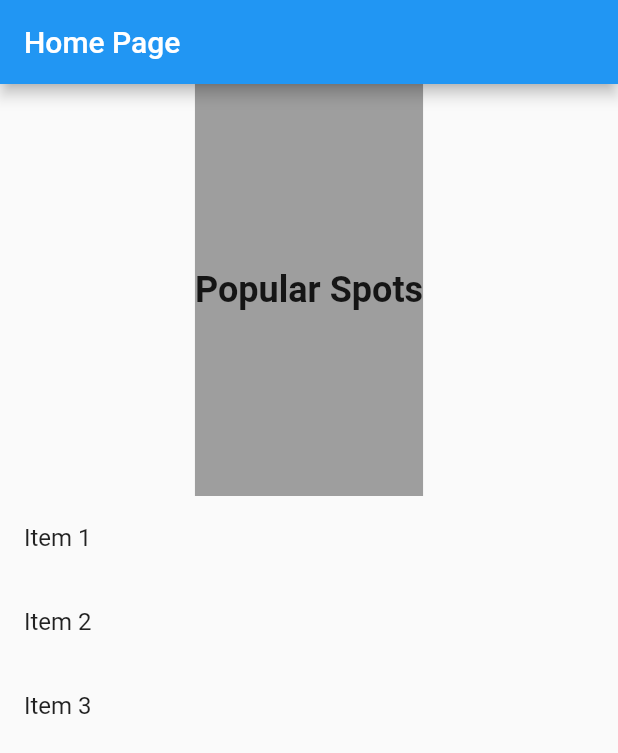
After one commit to cawoolf/list_roamer, a Flutter app: the HomePage screen opened directly, on a phone screen of 412 x 824 dp. The commit adds this screen. Shown: the top 753 px of the screen. Run offline on Flutter 3.47's test engine with Material 2 defaults, Android fonts, the phone set to English and light mode, and no system bars; our stand-ins replace google_maps_flutter.

Commit message:
app architecture and navigation

```diff
--- a/lib/main.dart
+++ b/lib/main.dart
@@ -1,19 +1,19 @@
 import 'package:flutter/material.dart';
-import 'package:the_spotz/google_maps_page.dart';
+import 'package:the_spotz/pages/maps_page.dart';
+import 'package:the_spotz/pages/navigation_page.dart';
 
 
 void main() {
   runApp(const MyApp());
 }
 
-
 class MyApp extends StatelessWidget {
   const MyApp({super.key});
 
   @override
   Widget build(BuildContext context) {
-    return MaterialApp(
-      home: MapScreen(),
+    return const MaterialApp(
+      home: NavigationPage(),
     );
   }
 }
--- /dev/null
+++ b/lib/pages/account_page.dart
@@ -0,0 +1,26 @@
+import 'package:flutter/cupertino.dart';
+import 'package:flutter/material.dart';
+
+class AccountPage extends StatelessWidget {
+  const AccountPage({super.key});
+
+  @override
+  Widget build(BuildContext context) {
+    return MaterialApp(
+      home: Scaffold(
+        appBar: AppBar(
+          title: const Text('Account Page'),
+        ),
+        body: const Center(
+          child: Text(
+            'Account',
+            style: TextStyle(
+              fontSize: 24,
+              fontWeight: FontWeight.bold,
+            ),
+          ),
+        ),
+      ),
+    );
+  }
+}
--- /dev/null
+++ b/lib/pages/home_page.dart
@@ -0,0 +1,40 @@
+import 'package:flutter/material.dart';
+import 'package:the_spotz/pages/list_view_page.dart';
+
+class HomePage extends StatelessWidget {
+  const HomePage({super.key});
+
+  @override
+  Widget build(BuildContext context) {
+    return Scaffold(
+      appBar: AppBar(
+        title: const Text('Home Page'),
+      ),
+      body: SingleChildScrollView(
+        child: Column(
+          children: [
+            // Top 1/3 of the page - Image view placeholder
+            Container(
+              height: MediaQuery.of(context).size.height / 3,
+              color: Colors.grey, // Placeholder color
+              child: const Column(
+                mainAxisAlignment: MainAxisAlignment.center,
+                children: [
+                  Text(
+                    'Popular Spots',
+                    style: TextStyle(fontSize: 24, fontWeight: FontWeight.bold),
+                  ),
+                ],
+              ),
+            ),
+            // Bottom 2/3 of the page - List view
+            Container(
+              height: 2 * MediaQuery.of(context).size.height / 3,
+              child: const ListViewPage().buildListView(),
+            ),
+          ],
+        ),
+      ),
+    );
+  }
+}
```
Also changed, not shown: lib/pages/common_widgets/cupertino_home_scaffold.dart (added, +48 -0 lines), lib/pages/list_view_page.dart (added, +32 -0 lines), lib/pages/maps_page.dart (renamed from lib/google_maps_page.dart, +6 -6 lines), lib/pages/navigation_page.dart (added, +68 -0 lines), lib/pages/welcome_page.dart (added, +42 -0 lines), lib/services/helpers/tab_item.dart (added, +19 -0 lines), lib/services/helpers/json_helper.dart (renamed from lib/helpers/json_helper.dart), lib/services/helpers/peak_marker_helper.dart (renamed from lib/helpers/peak_marker_helper.dart).
